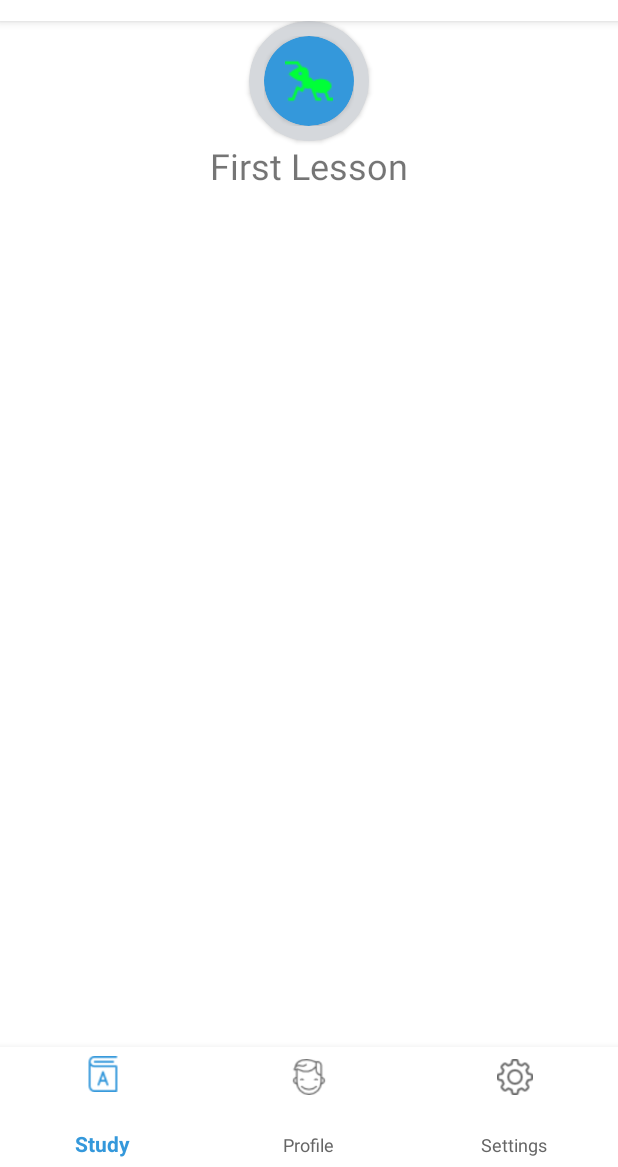
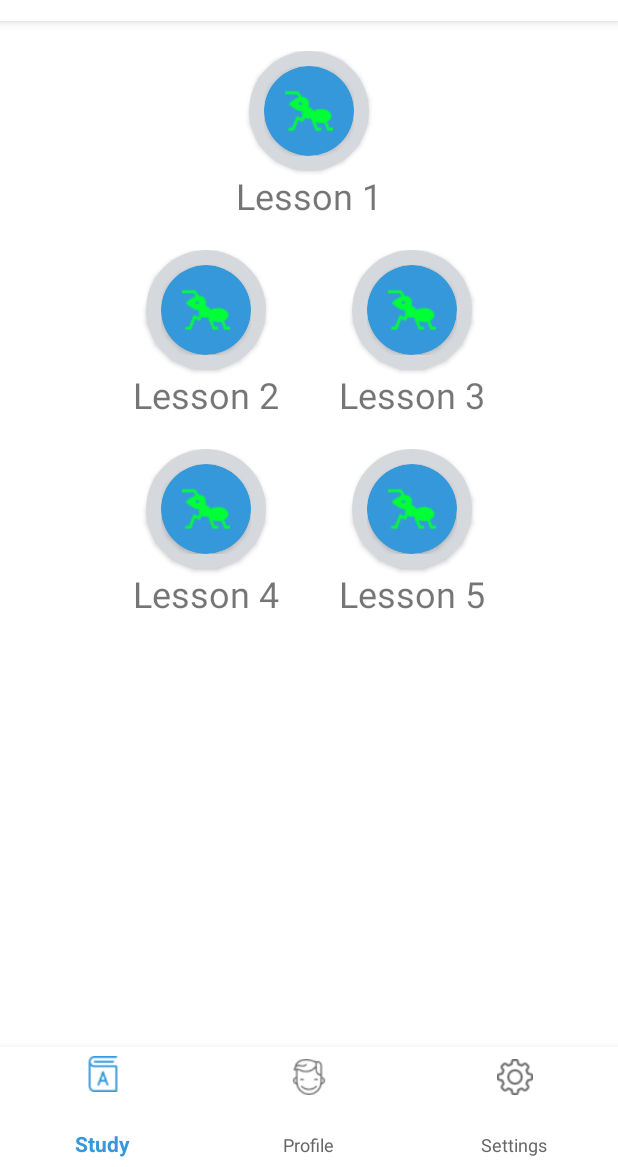
Before and after one commit to HaVanThai/Group7_Duolingo, an Android app: the screen it shows after launch (MainActivity), on a phone screen of 412 x 824 dp, the part 69-1236 px from its top. Run offline under Robolectric (Android 15) with nearby library versions, the phone set to English and light mode, and no system bars.

Commit message:
update lesson's icon interface

```diff
--- a/app/src/main/java/com/group7/duolingo/StudyFragment.java
+++ b/app/src/main/java/com/group7/duolingo/StudyFragment.java
@@ -14,6 +14,8 @@ import android.widget.ImageView;
 import android.widget.LinearLayout;
 import android.widget.TextView;
 
+import java.util.ArrayList;
+
 import utils.DpiUtils;
 
 
@@ -22,9 +24,16 @@ import utils.DpiUtils;
  */
 public class StudyFragment extends Fragment {
 
+    ArrayList<String> lessons = new ArrayList<String>();
 
     public StudyFragment() {
         // Required empty public constructor
+
+        lessons.add("Lesson 1");
+        lessons.add("Lesson 2");
+        lessons.add("Lesson 3");
+        lessons.add("Lesson 4");
+        lessons.add("Lesson 5");
     }
 
 
@@ -37,6 +46,15 @@ public class StudyFragment extends Fragment {
         // Root LinearLayout in ScrollView
         LinearLayout scrollViewContainer = view.findViewById(R.id.scroll_view_container);
 
+        int index = 0;
+        int rowSize = 1;
+        int itemLayoutPadding = DpiUtils.toPixels(20, getResources().getDisplayMetrics());
+        int cardViewPadding = DpiUtils.toPixels(10, getResources().getDisplayMetrics());
+        int parentCardViewRadius = DpiUtils.toPixels(40, getResources().getDisplayMetrics());
+        int childCardViewRadius = DpiUtils.toPixels(30, getResources().getDisplayMetrics());
+        int imageViewSize = DpiUtils.toPixels(40, getResources().getDisplayMetrics());
+        while (index < lessons.size()) {
+
             // Row LinearLayout in scrollViewContainer
             LinearLayout rowLayout = new LinearLayout(getContext());
             rowLayout.setLayoutParams(new LinearLayout.LayoutParams(
@@ -46,6 +64,12 @@ public class StudyFragment extends Fragment {
             rowLayout.setOrientation(LinearLayout.HORIZONTAL);
             rowLayout.setGravity(Gravity.CENTER_HORIZONTAL);
 
+            if(index == 0 || index == lessons.size() - 1) {
+                rowSize = 1;
+            } else {
+                rowSize = 2;
+            }
+            for(int i = 0; i < rowSize && index < lessons.size(); i++) {
                 // Item LinearLayout in rowLayout
                 LinearLayout itemLayout = new LinearLayout(getContext());
                 itemLayout.setLayoutParams(new LinearLayout.LayoutParams(
@@ -54,33 +78,33 @@ public class StudyFragment extends Fragment {
                 ));
                 itemLayout.setOrientation(LinearLayout.VERTICAL);
                 itemLayout.setGravity(Gravity.CENTER_HORIZONTAL);
+                itemLayout.setPadding(itemLayoutPadding, itemLayoutPadding, itemLayoutPadding, 0);
 
                 // Parent CardView
                 CardView parentCardView = new CardView(getContext());
                 parentCardView.setLayoutParams(new LinearLayout.LayoutParams(
-                DpiUtils.toPixels(80, getResources().getDisplayMetrics()),
-                DpiUtils.toPixels(80, getResources().getDisplayMetrics())
+                        2*parentCardViewRadius,
+                        2*parentCardViewRadius
                 ));
-        parentCardView.setRadius(DpiUtils.toPixels(40, getResources().getDisplayMetrics()));
+                parentCardView.setRadius(parentCardViewRadius);
                 parentCardView.setCardBackgroundColor(getResources().getColor(R.color.colorLightGray));
-        int paddingDpi = DpiUtils.toPixels(10, getResources().getDisplayMetrics());
-        parentCardView.setContentPadding(paddingDpi, paddingDpi, paddingDpi, paddingDpi);
+                parentCardView.setContentPadding(cardViewPadding, cardViewPadding, cardViewPadding, cardViewPadding);
 
                 // Child CardView
                 CardView childCardView = new CardView(getContext());
                 childCardView.setLayoutParams(new LinearLayout.LayoutParams(
-                DpiUtils.toPixels(60, getResources().getDisplayMetrics()),
-                DpiUtils.toPixels(60, getResources().getDisplayMetrics())
+                        2 * childCardViewRadius,
+                        2 * childCardViewRadius
                 ));
-        childCardView.setRadius(DpiUtils.toPixels(30, getResources().getDisplayMetrics()));
+                childCardView.setRadius(childCardViewRadius);
                 childCardView.setCardBackgroundColor(getResources().getColor(R.color.colorBlue));
-        childCardView.setContentPadding(paddingDpi, paddingDpi, paddingDpi, paddingDpi);
+                childCardView.setContentPadding(cardViewPadding, cardViewPadding, cardViewPadding, cardViewPadding);
 
                 // ImageView inside child CardView
                 ImageView imageView = new ImageView(getContext());
                 imageView.setLayoutParams(new LinearLayout.LayoutParams(
-                DpiUtils.toPixels(40, getResources().getDisplayMetrics()),
-                DpiUtils.toPixels(40, getResources().getDisplayMetrics())
+                        imageViewSize,
+                        imageViewSize
                 ));
                 imageView.setScaleType(ImageView.ScaleType.CENTER_INSIDE);
                 imageView.setImageResource(getResources().getIdentifier("ant", "drawable", getContext().getPackageName()));
@@ -92,7 +116,7 @@ public class StudyFragment extends Fragment {
                         LinearLayout.LayoutParams.WRAP_CONTENT
                 ));
                 textView.setTextSize(TypedValue.COMPLEX_UNIT_SP, 24);
-        textView.setText("First Lesson");
+                textView.setText(lessons.get(index++));
 
                 // Constraints
                 childCardView.addView(imageView);
@@ -102,9 +126,10 @@ public class StudyFragment extends Fragment {
                 itemLayout.addView(textView);
 
                 rowLayout.addView(itemLayout);
+            }
 
             scrollViewContainer.addView(rowLayout);
-
+        }
         return view;
     }
 
```
Lines whose indentation alone changed are shown as unchanged.
